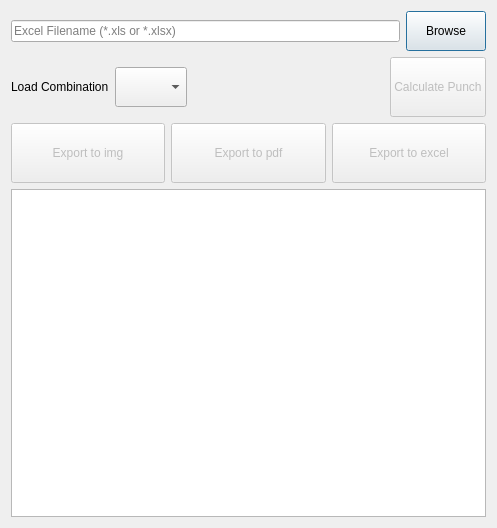
First picture: the form in safe/punch/punchPanel.ui, repository ebrahimraeyat/OSAFE, before the edit.
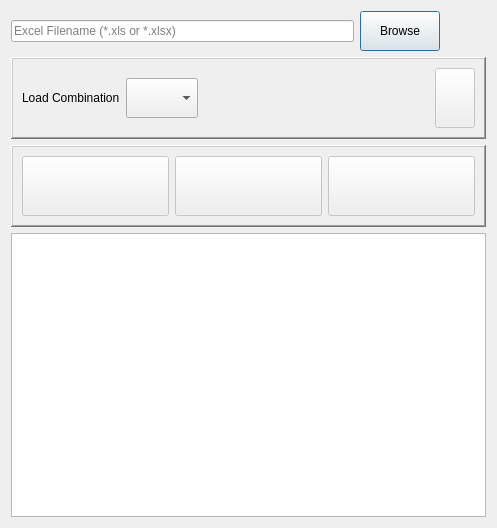
Second picture: the form after the edit.

Commit message: add icons and help

```diff
--- a/safe/punch/punchPanel.ui
+++ b/safe/punch/punchPanel.ui
@@ -42,10 +42,45 @@
        </property>
       </widget>
      </item>
+     <item>
+      <widget class="QPushButton" name="help_button">
+       <property name="minimumSize">
+        <size>
+         <width>0</width>
+         <height>40</height>
+        </size>
+       </property>
+       <property name="text">
+        <string/>
+       </property>
+       <property name="iconSize">
+        <size>
+         <width>32</width>
+         <height>16</height>
+        </size>
+       </property>
+       <property name="flat">
+        <bool>true</bool>
+       </property>
+      </widget>
+     </item>
     </layout>
    </item>
    <item>
-    <layout class="QHBoxLayout" name="horizontalLayout_2">
+    <layout class="QHBoxLayout" name="horizontalLayout_2"/>
+   </item>
+   <item>
+    <layout class="QHBoxLayout" name="horizontalLayout_3"/>
+   </item>
+   <item>
+    <widget class="QFrame" name="frame_2">
+     <property name="frameShape">
+      <enum>QFrame::WinPanel</enum>
+     </property>
+     <property name="frameShadow">
+      <enum>QFrame::Raised</enum>
+     </property>
+     <layout class="QHBoxLayout" name="horizontalLayout_5">
      <item>
       <widget class="QLabel" name="label_2">
        <property name="text">
@@ -87,15 +122,38 @@
          <height>60</height>
         </size>
        </property>
-       <property name="text">
+        <property name="toolTip">
         <string>Calculate Punch</string>
        </property>
+        <property name="text">
+         <string/>
+        </property>
+        <property name="iconSize">
+         <size>
+          <width>64</width>
+          <height>64</height>
+         </size>
+        </property>
+        <property name="shortcut">
+         <string>Ctrl+S</string>
+        </property>
+        <property name="flat">
+         <bool>false</bool>
+        </property>
       </widget>
      </item>
     </layout>
+    </widget>
    </item>
    <item>
-    <layout class="QHBoxLayout" name="horizontalLayout_3">
+    <widget class="QFrame" name="frame">
+     <property name="frameShape">
+      <enum>QFrame::WinPanel</enum>
+     </property>
+     <property name="frameShadow">
+      <enum>QFrame::Raised</enum>
+     </property>
+     <layout class="QHBoxLayout" name="horizontalLayout_4">
      <item>
       <widget class="QPushButton" name="export_image_button">
        <property name="enabled">
@@ -108,7 +166,13 @@
         </size>
        </property>
        <property name="text">
-        <string>Export to img</string>
+         <string/>
+        </property>
+        <property name="iconSize">
+         <size>
+          <width>64</width>
+          <height>64</height>
+         </size>
        </property>
       </widget>
      </item>
@@ -124,7 +188,13 @@
         </size>
        </property>
        <property name="text">
-        <string>Export to pdf</string>
+         <string/>
+        </property>
+        <property name="iconSize">
+         <size>
+          <width>48</width>
+          <height>48</height>
+         </size>
        </property>
       </widget>
      </item>
@@ -140,7 +210,7 @@
         </size>
        </property>
        <property name="text">
-        <string>Export to excel</string>
+         <string/>
        </property>
        <property name="iconSize">
         <size>
@@ -151,6 +221,7 @@
       </widget>
      </item>
     </layout>
+    </widget>
    </item>
    <item>
     <widget class="QTextBrowser" name="safe_prop_browser"/>
```
Left out of the diff: 9 changed lines with no effect on the pictures. Lines whose indentation alone changed are shown as unchanged. The commit also changes 7 other files.
